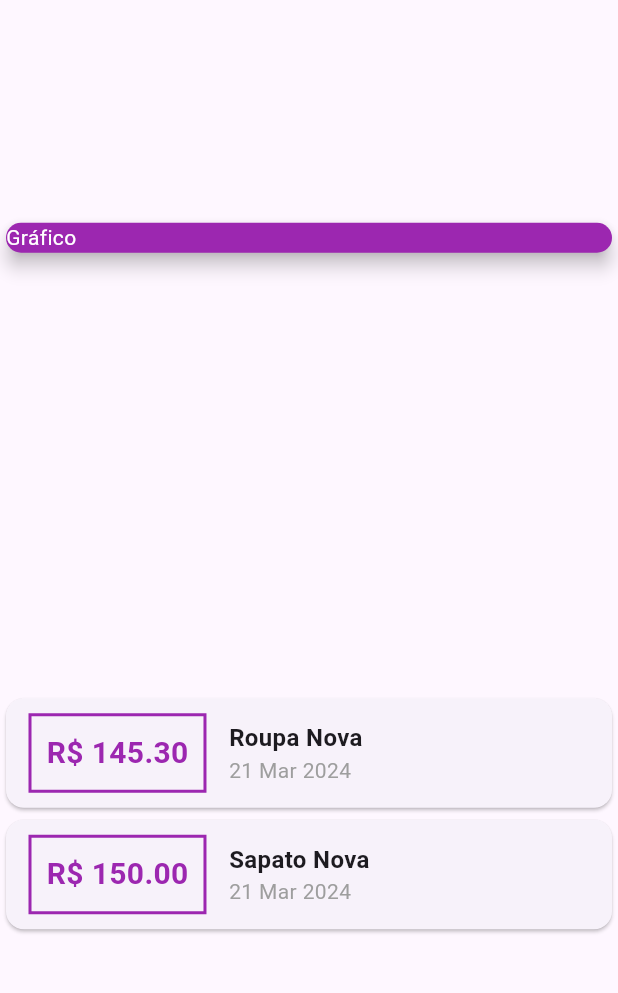
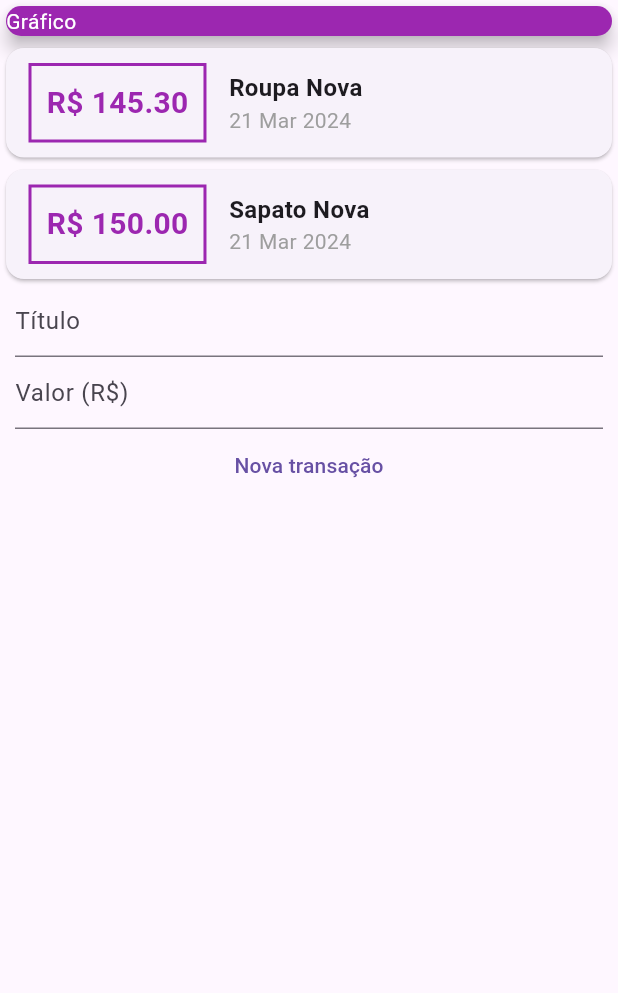
Before and after one commit to JarlissonTomaz/app-expenses, a Flutter app: the screen it shows after launch, on a phone screen of 412 x 824 dp, the part 84-1077 px from its top. Run offline on Flutter 3.47's test engine with Material 3 defaults, Android fonts, the phone set to English and light mode, and no system bars.

Commit message:
text fild

```diff
--- a/lib/main.dart
+++ b/lib/main.dart
@@ -45,7 +45,6 @@ class MyHomeApp extends StatelessWidget {
         backgroundColor: Colors.purple[300],
       ),
       body: Column(
-          mainAxisAlignment: MainAxisAlignment.spaceAround,
         crossAxisAlignment: CrossAxisAlignment.stretch,
         children: [
           const SizedBox(
@@ -60,7 +59,8 @@ class MyHomeApp extends StatelessWidget {
             ),
           ),
           Column(
-                children: _transactions.map((tr) {
+              children: _transactions.map(
+            (tr) {
               return Card(
                 child: Row(
                   children: [
@@ -100,11 +100,33 @@ class MyHomeApp extends StatelessWidget {
                           ),
                         ),
                       ],
+                    ),
+                  ],
+                ),
+              );
+            },
+          ).toList()),
+          Padding(
+            padding: const EdgeInsets.symmetric(horizontal: 10),
+            child: Column(
+              children: [
+                const TextField(
+                  decoration: InputDecoration(hintText: 'Título'),
+                ),
+                const TextField(
+                  decoration: InputDecoration(hintText: 'Valor (R\$)'),
+                ),
+                TextButton(
+                  onPressed: () {
+                    return null;
+                  },
+                  child: const Text('Nova transação'),
                 )
               ],
-              ));
-            }).toList()),
+            ),
+          )
         ],
-        ));
+      ),
+    );
   }
 }
```
Lines whose indentation alone changed are shown as unchanged.
